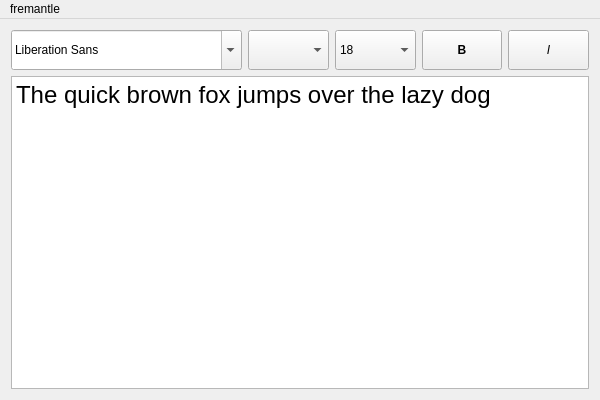
Qt form src/mainwindow.ui (achipa/quickbrownfox) before a commit.
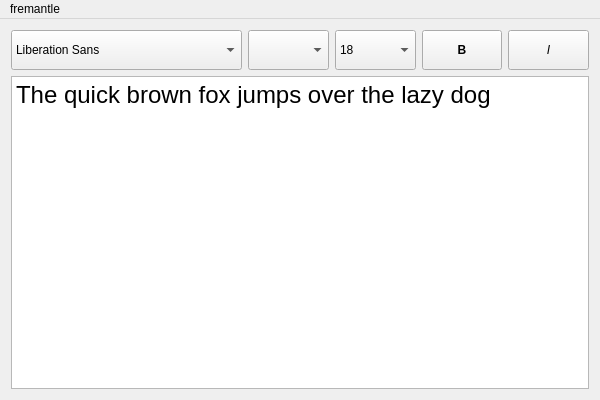
The same form after that commit.

What changed in the file:
```diff
--- a/src/mainwindow.ui
+++ b/src/mainwindow.ui
@@ -25,6 +25,9 @@
           <height>40</height>
          </size>
         </property>
+        <property name="editable">
+         <bool>false</bool>
+        </property>
        </widget>
       </item>
       <item>
```
